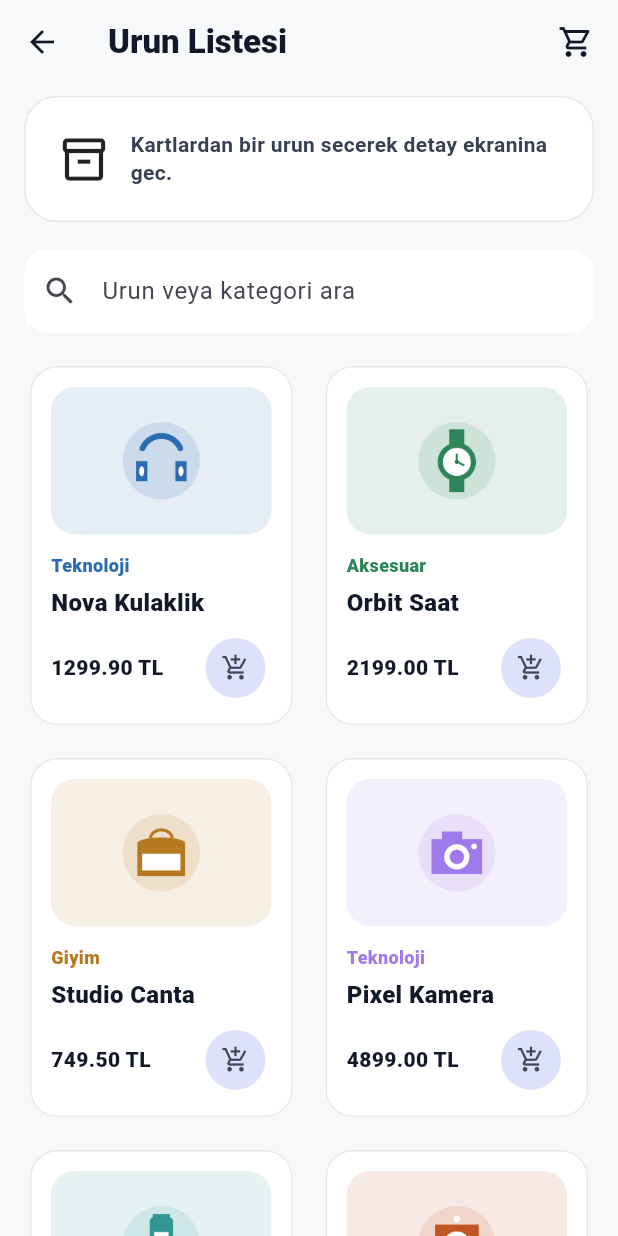
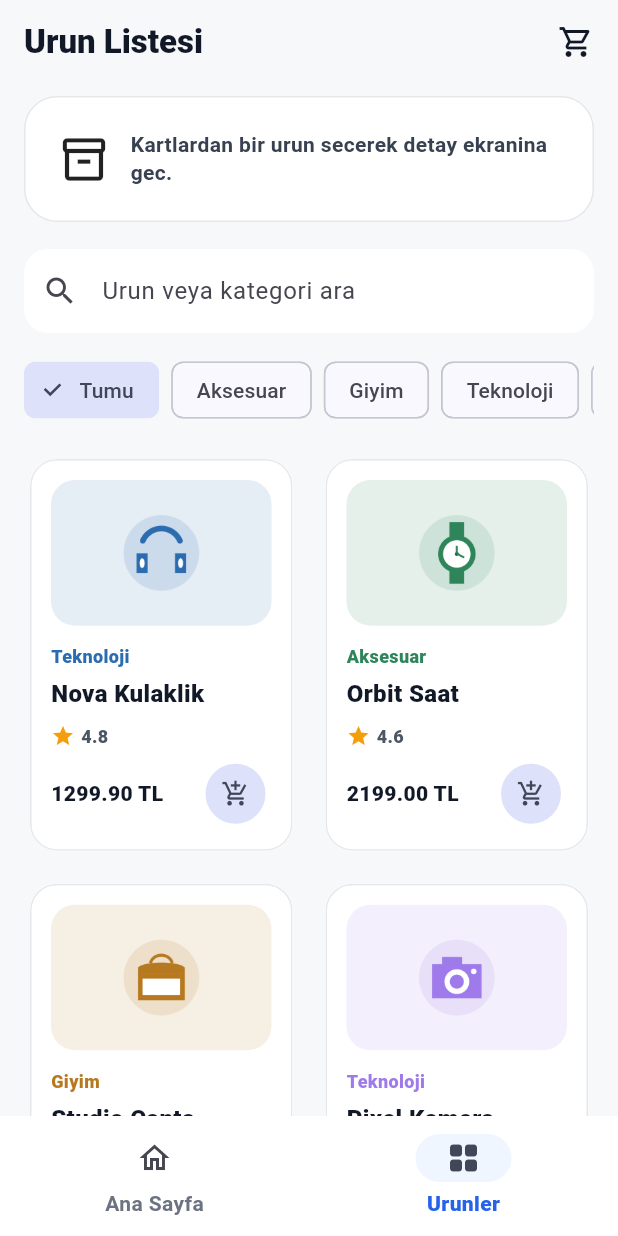
Before and after one commit to saiddemir94/flutterapp, a Flutter app: the screen it shows after launch, after a tap on "Urun Listesine Git", on a phone screen of 412 x 824 dp. Run offline on Flutter 3.47's test engine with Material 3 defaults, Android fonts, the phone set to English and light mode, and no system bars.

Commit message:
Add catalog navbar and polish design

```diff
--- a/lib/main.dart
+++ b/lib/main.dart
@@ -1,8 +1,8 @@
 import 'package:flutter/material.dart';
 
-import 'screens/home_screen.dart';
 import 'screens/product_detail_screen.dart';
 import 'screens/product_list_screen.dart';
+import 'screens/shell_screen.dart';
 
 void main() {
   runApp(const MiniKatalogApp());
@@ -29,6 +29,19 @@ class MiniKatalogApp extends StatelessWidget {
           backgroundColor: Color(0xFFF7F8FA),
           foregroundColor: Color(0xFF111827),
         ),
+        navigationBarTheme: NavigationBarThemeData(
+          backgroundColor: Colors.white,
+          indicatorColor: const Color(0xFFEFF6FF),
+          labelTextStyle: MaterialStateProperty.resolveWith((states) {
+            final isSelected = states.contains(MaterialState.selected);
+            return TextStyle(
+              color: isSelected
+                  ? const Color(0xFF2563EB)
+                  : const Color(0xFF6B7280),
+              fontWeight: isSelected ? FontWeight.w900 : FontWeight.w700,
+            );
+          }),
+        ),
         cardTheme: CardThemeData(
           elevation: 0,
           color: Colors.white,
@@ -38,12 +51,12 @@ class MiniKatalogApp extends StatelessWidget {
           ),
         ),
       ),
-      initialRoute: HomeScreen.routeName,
+      initialRoute: CatalogShellScreen.routeName,
       onGenerateRoute: (settings) {
         switch (settings.name) {
-          case HomeScreen.routeName:
+          case CatalogShellScreen.routeName:
             return MaterialPageRoute<void>(
-              builder: (context) => const HomeScreen(),
+              builder: (context) => const CatalogShellScreen(),
               settings: settings,
             );
           case ProductListScreen.routeName:
--- a/lib/screens/home_screen.dart
+++ b/lib/screens/home_screen.dart
@@ -3,9 +3,21 @@ import 'package:flutter/material.dart';
 import 'product_list_screen.dart';
 
 class HomeScreen extends StatelessWidget {
-  const HomeScreen({super.key});
+  const HomeScreen({this.onOpenProducts, super.key});
 
-  static const routeName = '/';
+  static const routeName = '/home';
+
+  final VoidCallback? onOpenProducts;
+
+  void _openProducts(BuildContext context) {
+    final callback = onOpenProducts;
+    if (callback != null) {
+      callback();
+      return;
+    }
+
+    Navigator.pushNamed(context, ProductListScreen.routeName);
+  }
 
   @override
   Widget build(BuildContext context) {
@@ -55,9 +67,7 @@ class HomeScreen extends StatelessWidget {
                 ),
                 const SizedBox(height: 24),
                 FilledButton.icon(
-                  onPressed: () {
-                    Navigator.pushNamed(context, ProductListScreen.routeName);
-                  },
+                  onPressed: () => _openProducts(context),
                   icon: const Icon(Icons.grid_view_rounded),
                   label: const Text('Urun Listesine Git'),
                 ),
@@ -77,9 +87,7 @@ class HomeScreen extends StatelessWidget {
           const _PreviewStrip(),
           const SizedBox(height: 22),
           OutlinedButton.icon(
-            onPressed: () {
-              Navigator.pushNamed(context, ProductListScreen.routeName);
-            },
+            onPressed: () => _openProducts(context),
             icon: const Icon(Icons.arrow_forward),
             label: const Text('Tum Urunleri Gor'),
           ),
--- a/lib/screens/product_list_screen.dart
+++ b/lib/screens/product_list_screen.dart
@@ -21,6 +21,7 @@ class _ProductListScreenState extends State<ProductListScreen> {
 
   late Future<List<Product>> _productsFuture;
   String _query = '';
+  String _selectedCategory = 'Tumu';
 
   @override
   void initState() {
@@ -69,14 +70,22 @@ class _ProductListScreenState extends State<ProductListScreen> {
   }
 
   List<Product> _filterProducts(List<Product> products) {
-    if (_query.isEmpty) {
-      return products;
-    }
+    return products.where((product) {
+      final matchesQuery = _query.isEmpty ||
+          product.name.toLowerCase().contains(_query) ||
+          product.category.toLowerCase().contains(_query);
+      final matchesCategory = _selectedCategory == 'Tumu' ||
+          product.category == _selectedCategory;
 
-    return products.where((product) {
-      return product.name.toLowerCase().contains(_query) ||
-          product.category.toLowerCase().contains(_query);
+      return matchesQuery && matchesCategory;
     }).toList();
+  }
+
+  List<String> _categoriesFor(List<Product> products) {
+    final categories = products.map((product) => product.category).toSet()
+      .toList()
+      ..sort();
+    return ['Tumu', ...categories];
   }
 
   @override
@@ -111,7 +120,9 @@ class _ProductListScreenState extends State<ProductListScreen> {
             );
           }
 
-          final products = _filterProducts(snapshot.data ?? <Product>[]);
+          final allProducts = snapshot.data ?? <Product>[];
+          final products = _filterProducts(allProducts);
+          final categories = _categoriesFor(allProducts);
 
           return CustomScrollView(
             slivers: [
@@ -143,6 +154,27 @@ class _ProductListScreenState extends State<ProductListScreen> {
                           ),
                         ),
                       ),
+                      const SizedBox(height: 14),
+                      SingleChildScrollView(
+                        scrollDirection: Axis.horizontal,
+                        child: Row(
+                          children: [
+                            for (final category in categories)
+                              Padding(
+                                padding: const EdgeInsets.only(right: 8),
+                                child: ChoiceChip(
+                                  label: Text(category),
+                                  selected: _selectedCategory == category,
+                                  onSelected: (_) {
+                                    setState(() {
+                                      _selectedCategory = category;
+                                    });
+                                  },
+                                ),
+                              ),
+                          ],
+                        ),
+                      ),
                     ],
                   ),
                 ),
@@ -161,7 +193,7 @@ class _ProductListScreenState extends State<ProductListScreen> {
                       maxCrossAxisExtent: 240,
                       mainAxisSpacing: 14,
                       crossAxisSpacing: 14,
-                      childAspectRatio: 0.74,
+                      childAspectRatio: 0.68,
                     ),
                     itemBuilder: (context, index) {
                       final product = products[index];
--- /dev/null
+++ b/lib/screens/shell_screen.dart
@@ -0,0 +1,52 @@
+import 'package:flutter/material.dart';
+
+import 'home_screen.dart';
+import 'product_list_screen.dart';
+
+class CatalogShellScreen extends StatefulWidget {
+  const CatalogShellScreen({super.key});
+
+  static const routeName = '/';
+
+  @override
+  State<CatalogShellScreen> createState() => _CatalogShellScreenState();
+}
+
+class _CatalogShellScreenState extends State<CatalogShellScreen> {
+  int _selectedIndex = 0;
+
+  void _selectTab(int index) {
+    setState(() {
+      _selectedIndex = index;
+    });
+  }
+
+  @override
+  Widget build(BuildContext context) {
+    return Scaffold(
+      body: IndexedStack(
+        index: _selectedIndex,
+        children: [
+          HomeScreen(onOpenProducts: () => _selectTab(1)),
+          const ProductListScreen(),
+        ],
+      ),
+      bottomNavigationBar: NavigationBar(
+        selectedIndex: _selectedIndex,
+        onDestinationSelected: _selectTab,
+        destinations: const [
+          NavigationDestination(
+            icon: Icon(Icons.home_outlined),
+            selectedIcon: Icon(Icons.home),
+            label: 'Ana Sayfa',
+          ),
+          NavigationDestination(
+            icon: Icon(Icons.grid_view_outlined),
+            selectedIcon: Icon(Icons.grid_view_rounded),
+            label: 'Urunler',
+          ),
+        ],
+      ),
+    );
+  }
+}
--- a/lib/widgets/product_card.dart
+++ b/lib/widgets/product_card.dart
@@ -75,6 +75,21 @@ class ProductCard extends StatelessWidget {
               const SizedBox(height: 8),
               Row(
                 children: [
+                  const Icon(Icons.star, color: Color(0xFFF59E0B), size: 16),
+                  const SizedBox(width: 4),
+                  Text(
+                    product.rating.toStringAsFixed(1),
+                    style: const TextStyle(
+                      color: Color(0xFF4B5563),
+                      fontSize: 12,
+                      fontWeight: FontWeight.w800,
+                    ),
+                  ),
+                ],
+              ),
+              const SizedBox(height: 6),
+              Row(
+                children: [
                   Expanded(
                     child: Text(
                       '${product.price.toStringAsFixed(2)} TL',
```
Also changed, not shown: 1 other file.
